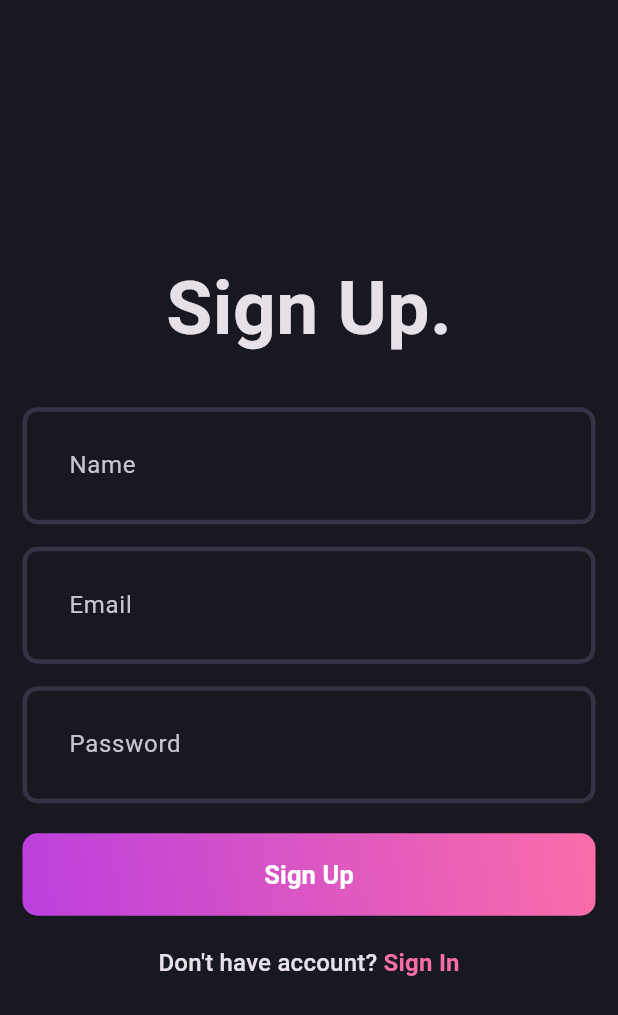
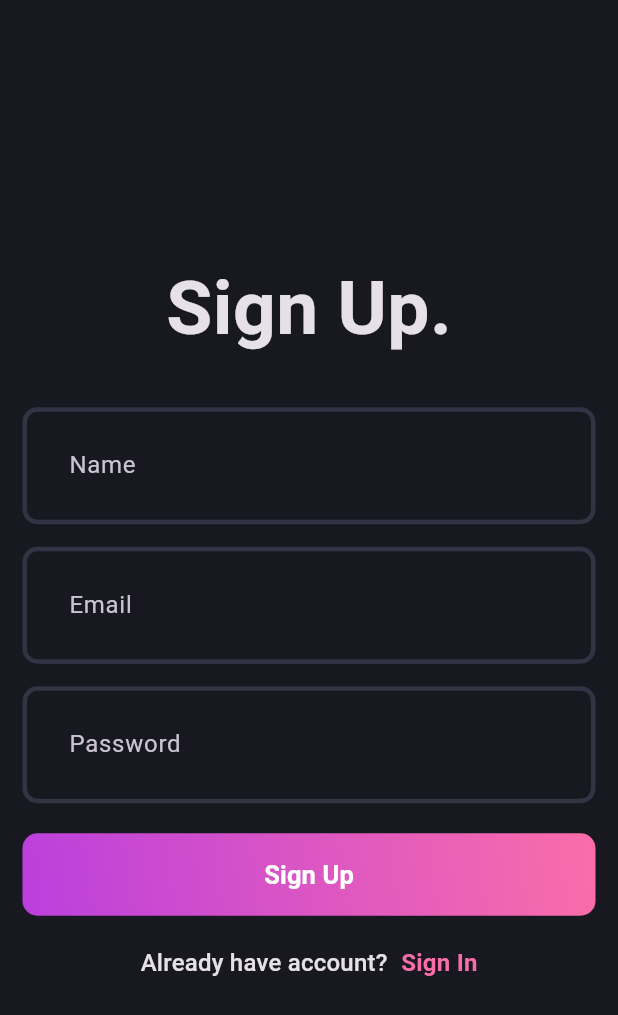
Before and after one commit to Waezqorney12/Blog-App, a Flutter app: the screen it shows after launch, after a tap on "Sign Up", on a phone screen of 412 x 824 dp. Shown: the top 1015 px of the screen. Run offline on Flutter 3.47's test engine with Material 3 defaults, Android fonts, the phone set to English and light mode, and no system bars.

Commit message:
feat(auth): slicing UI

```diff
--- a/lib/core/theme/theme.dart
+++ b/lib/core/theme/theme.dart
@@ -7,6 +7,7 @@ class AppTheme {
         borderRadius: BorderRadius.circular(10),
       );
   static final darkMode = ThemeData.dark().copyWith(
+    appBarTheme: const AppBarTheme(backgroundColor: AppPallete.backgroundColor),
     scaffoldBackgroundColor: AppPallete.backgroundColor,
     inputDecorationTheme: InputDecorationTheme(focusedBorder: _border(AppPallete.gradient2), enabledBorder: _border()),
   );
--- /dev/null
+++ b/lib/features/auth/presentation/dashboard.dart
@@ -0,0 +1,17 @@
+import 'package:blog_application/features/auth/presentation/pages/sign_in_page.dart';
+import 'package:flutter/material.dart';
+
+import '../../../core/theme/theme.dart';
+
+class Dashboard extends StatelessWidget {
+  const Dashboard({super.key});
+
+  @override
+  Widget build(BuildContext context) {
+    return MaterialApp(
+      debugShowCheckedModeBanner: false,
+      theme: AppTheme.darkMode,
+      home: const SignInPage(),
+    );
+  }
+}
--- a/lib/features/auth/presentation/pages/sign_in_page.dart
+++ b/lib/features/auth/presentation/pages/sign_in_page.dart
@@ -1,4 +1,9 @@
+import 'package:blog_application/features/auth/presentation/routes/app_routes.dart';
 import 'package:flutter/material.dart';
+
+import '../../../../core/theme/app_pallete.dart';
+import '../widgets/auth_field.dart';
+import '../widgets/auth_gradient_button.dart';
 
 class SignInPage extends StatefulWidget {
   const SignInPage({super.key});
@@ -8,11 +13,62 @@ class SignInPage extends StatefulWidget {
 }
 
 class _SignInPageState extends State<SignInPage> {
+  final formKey = GlobalKey<FormState>();
+  TextEditingController emailController = TextEditingController();
+  TextEditingController passwordController = TextEditingController();
+
+  @override
+  void dispose() {
+    emailController.dispose();
+    passwordController.dispose();
+    super.dispose();
+  }
+
   @override
   Widget build(BuildContext context) {
     return Scaffold(
-      body: Column(
-        children: [],
+      body: Form(
+        key: formKey,
+        child: Padding(
+          padding: const EdgeInsets.symmetric(horizontal: 15),
+          child: Column(
+            mainAxisAlignment: MainAxisAlignment.center,
+            children: [
+              const Text(
+                'Sign In.',
+                style: TextStyle(fontSize: 50, fontWeight: FontWeight.bold),
+              ),
+              const SizedBox(height: 30),
+              AuthField(
+                controller: emailController,
+                hint: 'Email',
+                inputType: TextInputType.emailAddress,
+              ),
+              const SizedBox(height: 15),
+              AuthField(
+                controller: passwordController,
+                hint: 'Password',
+                obscureText: true,
+              ),
+              const Padding(padding: EdgeInsets.symmetric(vertical: 20), child: AuthButton(buttonName: 'Sign In')),
+              Row(
+                mainAxisAlignment: MainAxisAlignment.center,
+                children: [
+                  Text('Dont\'t have account? ', style: Theme.of(context).textTheme.titleMedium),
+                  const SizedBox(width: 5),
+                  GestureDetector(
+                    onTap: () => Navigator.pushReplacement(context, Routes.register()),
+                    child: Text('Sign Up',
+                        style: Theme.of(context)
+                            .textTheme
+                            .titleMedium
+                            ?.copyWith(color: AppPallete.gradient2, fontWeight: FontWeight.bold)),
+                  )
+                ],
+              ),
+            ],
+          ),
+        ),
       ),
     );
   }
--- a/lib/features/auth/presentation/pages/signup_page.dart
+++ b/lib/features/auth/presentation/pages/signup_page.dart
@@ -1,4 +1,5 @@
 import 'package:blog_application/core/theme/app_pallete.dart';
+import 'package:blog_application/features/auth/presentation/routes/app_routes.dart';
 import 'package:blog_application/features/auth/presentation/widgets/auth_field.dart';
 import 'package:blog_application/features/auth/presentation/widgets/auth_gradient_button.dart';
 import 'package:flutter/material.dart';
@@ -15,6 +16,14 @@ class _SignUpPageState extends State<SignUpPage> {
   TextEditingController emailController = TextEditingController();
   TextEditingController nameController = TextEditingController();
   TextEditingController passwordController = TextEditingController();
+
+  @override
+  void dispose() {
+    emailController.dispose();
+    nameController.dispose();
+    passwordController.dispose();
+    super.dispose();
+  }
 
   @override
   Widget build(BuildContext context) {
@@ -49,15 +58,20 @@ class _SignUpPageState extends State<SignUpPage> {
                 obscureText: true,
               ),
               const Padding(padding: EdgeInsets.symmetric(vertical: 20), child: AuthButton(buttonName: 'Sign Up')),
-              RichText(
-                text: TextSpan(text: 'Don\'t have account? ', style: Theme.of(context).textTheme.titleMedium, children: [
-                  TextSpan(
-                      text: 'Sign In',
-                      style: Theme.of(context)
-                          .textTheme
-                          .titleMedium
-                          ?.copyWith(color: AppPallete.gradient2, fontWeight: FontWeight.bold))
-                ]),
+              GestureDetector(
+                onTap: () => Navigator.pushReplacement(context, Routes.login()),
+                child: Row(
+                  mainAxisAlignment: MainAxisAlignment.center,
+                  children: [
+                    Text('Already have account? ', style: Theme.of(context).textTheme.titleMedium),
+                    const SizedBox(width: 5),
+                    Text('Sign In',
+                        style: Theme.of(context)
+                            .textTheme
+                            .titleMedium
+                            ?.copyWith(color: AppPallete.gradient2, fontWeight: FontWeight.bold)),
+                  ],
+                ),
               )
             ],
           ),
--- /dev/null
+++ b/lib/features/auth/presentation/routes/app_routes.dart
@@ -0,0 +1,9 @@
+import 'package:blog_application/features/auth/presentation/pages/signup_page.dart';
+import 'package:flutter/material.dart';
+
+import '../pages/sign_in_page.dart';
+
+class Routes {
+  static login() => MaterialPageRoute(builder: (context) => const SignInPage());
+  static register() => MaterialPageRoute(builder: (context) => const SignUpPage());
+}
--- a/lib/main.dart
+++ b/lib/main.dart
@@ -1,21 +1,7 @@
-import 'package:blog_application/core/theme/theme.dart';
-import 'package:blog_application/features/auth/presentation/pages/signup_page.dart';
+
+import 'package:blog_application/features/auth/presentation/dashboard.dart';
 import 'package:flutter/material.dart';
 
 void main() {
-  runApp(const MyApp());
+  runApp(const Dashboard());
 }
-
-class MyApp extends StatelessWidget {
-  const MyApp({super.key});
-
-  // This widget is the root of your application.
-  @override
-  Widget build(BuildContext context) {
-    return MaterialApp(
-      debugShowCheckedModeBanner: false,
-      theme: AppTheme.darkMode,
-      home: const SignUpPage(),
-    );
-  }
-}
```
